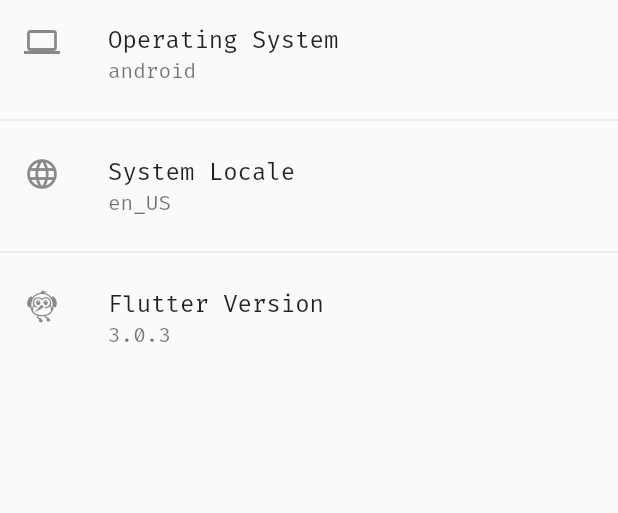
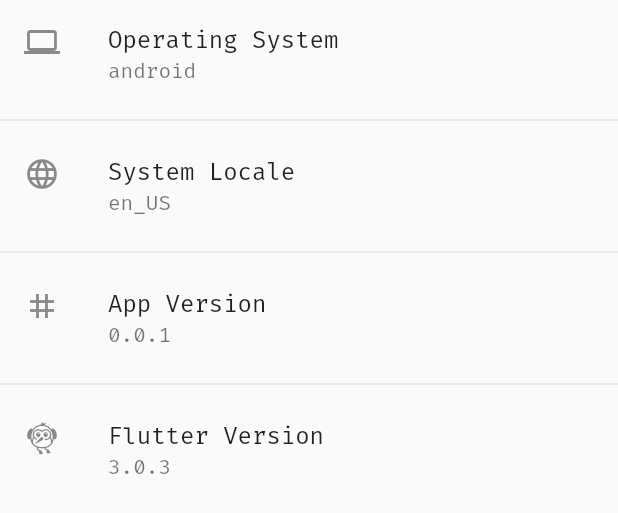
Before and after one commit to ebarooni/flutter_midi_demo, a Flutter app: the Settings widget shown alone on an empty page, opened directly, on a phone screen of 412 x 824 dp. Shown: the top 513 px of the screen. Run offline on Flutter 3.47's test engine with Material 2 defaults, Android fonts, the phone set to English and light mode, and no system bars; our stand-ins replace google_fonts; missing offline and left inert: flutter_midi_command.

Commit message:
Added app version

```diff
--- a/lib/settings/settings.dart
+++ b/lib/settings/settings.dart
@@ -16,6 +16,11 @@ class Settings extends StatelessWidget {
       subtitle: Text(Platform.localeName),
     ),
     const ListTile(
+      leading: Icon(Icons.tag),
+      title: Text('App Version'),
+      subtitle: Text('0.0.1'),
+    ),
+    const ListTile(
       leading: Icon(Icons.flutter_dash),
       title: Text('Flutter Version'),
       subtitle: Text('3.0.3'),
```
